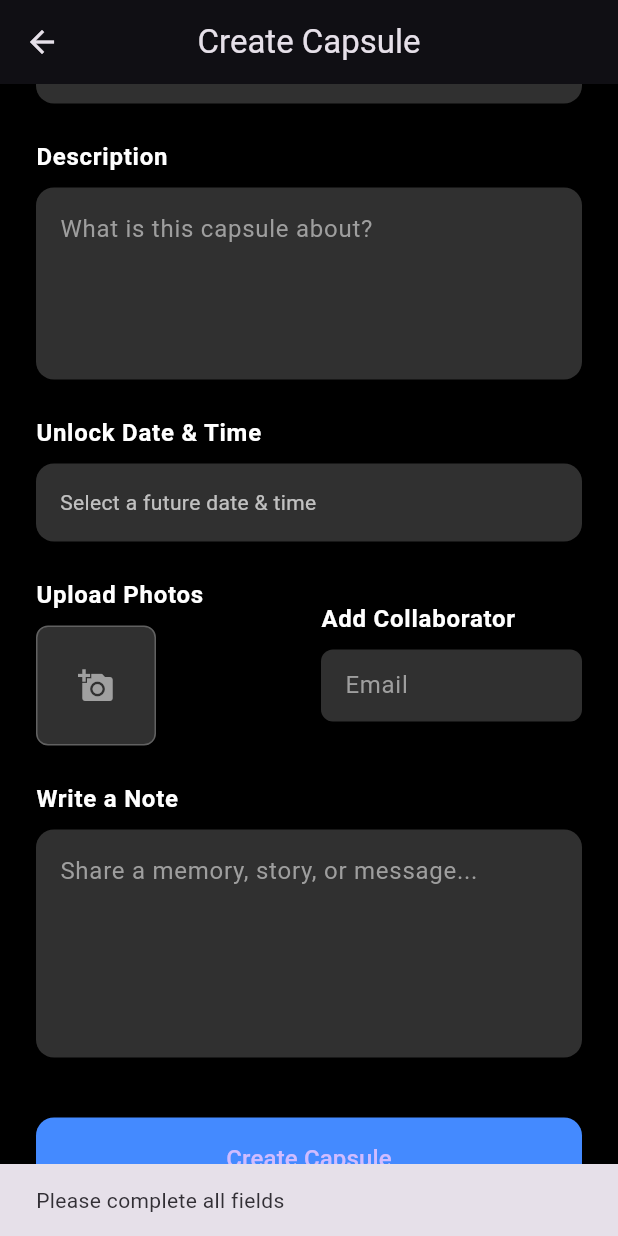
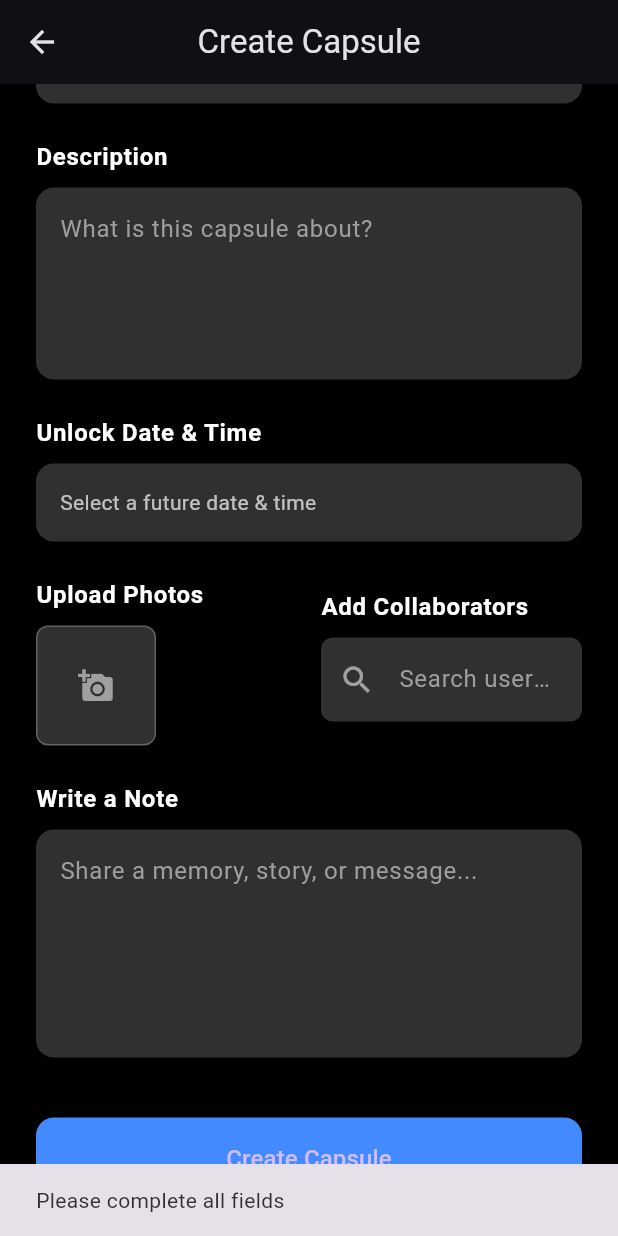
Before and after one commit to shlokmestry/boxed_app, a Flutter app: the CreateCapsuleScreen screen opened directly, scrolled down 99 dp, after a tap on "Create Capsule", on a phone screen of 412 x 824 dp. Run offline on Flutter 3.47's test engine with Material 3 defaults, Android fonts, the phone set to English and light mode, and no system bars; drawn by our look-alikes of flutter_typeahead; our stand-ins replace cloud_firestore, firebase_auth, firebase_core, firebase_messaging, firebase_storage, flutter_local_notifications and 3 more; accounts and stored records are empty.

Commit message:
Users can search other users using their username to add them as a collaborator

```diff
--- a/lib/screens/create_capsule_screen.dart
+++ b/lib/screens/create_capsule_screen.dart
@@ -5,6 +5,7 @@ import 'package:firebase_auth/firebase_auth.dart';
 import 'package:firebase_storage/firebase_storage.dart';
 import 'package:flutter/material.dart';
 import 'package:image_picker/image_picker.dart';
+import 'package:flutter_typeahead/flutter_typeahead.dart';
 
 class CreateCapsuleScreen extends StatefulWidget {
   const CreateCapsuleScreen({super.key});
@@ -17,11 +18,14 @@ class _CreateCapsuleScreenState extends State<CreateCapsuleScreen> {
   final TextEditingController _nameController = TextEditingController();
   final TextEditingController _descriptionController = TextEditingController();
   final TextEditingController _noteController = TextEditingController();
-  final TextEditingController _collaboratorEmailController = TextEditingController();
+  final TextEditingController _collaboratorSearchController = TextEditingController();
   DateTime? _selectedDateTime;
   bool _isLoading = false;
   final List<File> _selectedImages = [];
   final ImagePicker _picker = ImagePicker();
+
+  // List of selected collaborators (each is a map with uid, username_lowercase)
+  final List<Map<String, dynamic>> _collaborators = [];
 
   Future<void> _selectDateTime() async {
     final DateTime now = DateTime.now();
@@ -41,7 +45,7 @@ class _CreateCapsuleScreenState extends State<CreateCapsuleScreen> {
     if (pickedDate != null) {
       final TimeOfDay? pickedTime = await showTimePicker(
         context: context,
-        initialTime: TimeOfDay(hour: 12, minute: 0),
+        initialTime: const TimeOfDay(hour: 12, minute: 0),
         builder: (context, child) {
           return Theme(
             data: ThemeData.dark(),
@@ -79,6 +83,12 @@ class _CreateCapsuleScreenState extends State<CreateCapsuleScreen> {
     });
   }
 
+  void _removeCollaborator(Map<String, dynamic> collaborator) {
+    setState(() {
+      _collaborators.remove(collaborator);
+    });
+  }
+
   Future<void> _createCapsule() async {
     if (_nameController.text.trim().isEmpty ||
         _descriptionController.text.trim().isEmpty ||
@@ -100,12 +110,18 @@ class _CreateCapsuleScreenState extends State<CreateCapsuleScreen> {
     setState(() => _isLoading = true);
 
     try {
+      // Collect all member UIDs (creator + collaborators)
+      final memberIds = [
+        user.uid,
+        ..._collaborators.map((c) => c['uid']),
+      ];
+
       final docRef = await FirebaseFirestore.instance.collection('capsules').add({
         'name': _nameController.text.trim(),
         'description': _descriptionController.text.trim(),
         'creatorId': user.uid,
         'unlockDate': Timestamp.fromDate(_selectedDateTime!),
-        'memberIds': [user.uid],
+        'memberIds': memberIds,
         'createdAt': Timestamp.now(),
         'isLocked': true,
       });
@@ -142,24 +158,6 @@ class _CreateCapsuleScreenState extends State<CreateCapsuleScreen> {
         });
       }
 
-      final collaboratorEmail = _collaboratorEmailController.text.trim();
-      if (collaboratorEmail.isNotEmpty) {
-        final query = await FirebaseFirestore.instance
-            .collection('users')
-            .where('email', isEqualTo: collaboratorEmail)
-            .limit(1)
-            .get();
-        if (query.docs.isNotEmpty) {
-          final collaboratorId = query.docs.first.id;
-          await FirebaseFirestore.instance
-              .collection('capsules')
-              .doc(docRef.id)
-              .update({
-            'memberIds': FieldValue.arrayUnion([collaboratorId]),
-          });
-        }
-      }
-
       ScaffoldMessenger.of(context).showSnackBar(
         const SnackBar(content: Text('Capsule created successfully')),
       );
@@ -172,6 +170,84 @@ class _CreateCapsuleScreenState extends State<CreateCapsuleScreen> {
     } finally {
       setState(() => _isLoading = false);
     }
+  }
+
+  Widget _buildCollaboratorSearch() {
+    return Column(
+      crossAxisAlignment: CrossAxisAlignment.start,
+      children: [
+        TypeAheadField<Map<String, dynamic>>(
+          controller: _collaboratorSearchController,
+          suggestionsCallback: (pattern) async {
+            if (pattern.isEmpty) return [];
+            final lowerPattern = pattern.toLowerCase();
+
+            // Only search by username_lowercase
+            final snap = await FirebaseFirestore.instance
+                .collection('users')
+                .where('username_lowercase', isGreaterThanOrEqualTo: lowerPattern)
+                .where('username_lowercase', isLessThan: lowerPattern + 'z')
+                .limit(10)
+                .get();
+
+            final users = <Map<String, dynamic>>[];
+            for (final doc in snap.docs) {
+              if (doc.id != FirebaseAuth.instance.currentUser?.uid &&
+                  !_collaborators.any((c) => c['uid'] == doc.id)) {
+                users.add({
+                  'uid': doc.id,
+                  'username_lowercase': doc['username_lowercase'],
+                });
+              }
+            }
+            return users;
+          },
+          builder: (context, controller, focusNode) {
+            return TextField(
+              controller: controller,
+              focusNode: focusNode,
+              style: const TextStyle(color: Colors.white),
+              decoration: InputDecoration(
+                hintText: 'Search username',
+                hintStyle: const TextStyle(color: Colors.grey),
+                filled: true,
+                fillColor: Colors.grey[850],
+                border: OutlineInputBorder(
+                  borderRadius: BorderRadius.circular(8),
+                  borderSide: BorderSide.none,
+                ),
+                prefixIcon: const Icon(Icons.search, color: Colors.white54),
+              ),
+            );
+          },
+          itemBuilder: (context, suggestion) {
+            return ListTile(
+              title: Text(suggestion['username_lowercase']),
+            );
+          },
+          onSelected: (suggestion) {
+            setState(() {
+              _collaborators.add(suggestion);
+              _collaboratorSearchController.clear();
+            });
+          },
+          emptyBuilder: (context) => const Padding(
+            padding: EdgeInsets.all(8.0),
+            child: Text('No user found', style: TextStyle(color: Colors.white70)),
+          ),
+        ),
+        const SizedBox(height: 8),
+        Wrap(
+          spacing: 8,
+          children: _collaborators
+              .map((c) => Chip(
+                    label: Text(c['username_lowercase']),
+                    onDeleted: () => _removeCollaborator(c),
+                  ))
+              .toList(),
+        ),
+      ],
+    );
   }
 
   @override
@@ -333,28 +409,14 @@ class _CreateCapsuleScreenState extends State<CreateCapsuleScreen> {
                     crossAxisAlignment: CrossAxisAlignment.start,
                     children: [
                       Text(
-                        "Add Collaborator",
+                        "Add Collaborators",
                         style: Theme.of(context).textTheme.bodyLarge?.copyWith(
                               color: Colors.white,
                               fontWeight: FontWeight.w600,
                             ),
                       ),
                       const SizedBox(height: 8),
-                      TextField(
-                        controller: _collaboratorEmailController,
-                        style: const TextStyle(color: Colors.white),
-                        decoration: InputDecoration(
-                          hintText: 'Email',
-                          hintStyle: const TextStyle(color: Colors.grey),
-                          filled: true,
-                          fillColor: Colors.grey[850],
-                          contentPadding: const EdgeInsets.symmetric(horizontal: 12, vertical: 10),
-                          border: OutlineInputBorder(
-                            borderRadius: BorderRadius.circular(8),
-                            borderSide: BorderSide.none,
-                          ),
-                        ),
-                      ),
+                      _buildCollaboratorSearch(),
                     ],
                   ),
                 ),
--- a/pubspec.yaml
+++ b/pubspec.yaml
@@ -45,6 +45,7 @@ dependencies:
   image_picker: ^1.1.2
   share_plus: ^11.0.0
   shared_preferences: ^2.5.3
+  flutter_typeahead: ^5.2.0
 
 dev_dependencies:
   flutter_test:
```
Also changed, not shown: lib/screens/login_signup.dart (+27 -5 lines), pubspec.lock, 1 other file.
